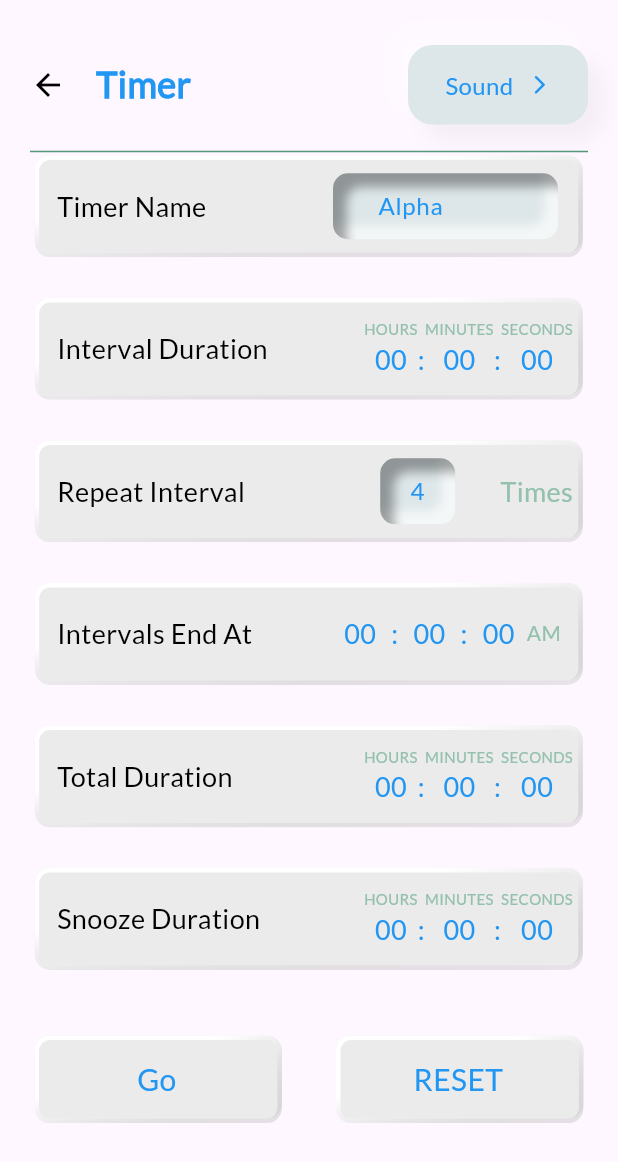
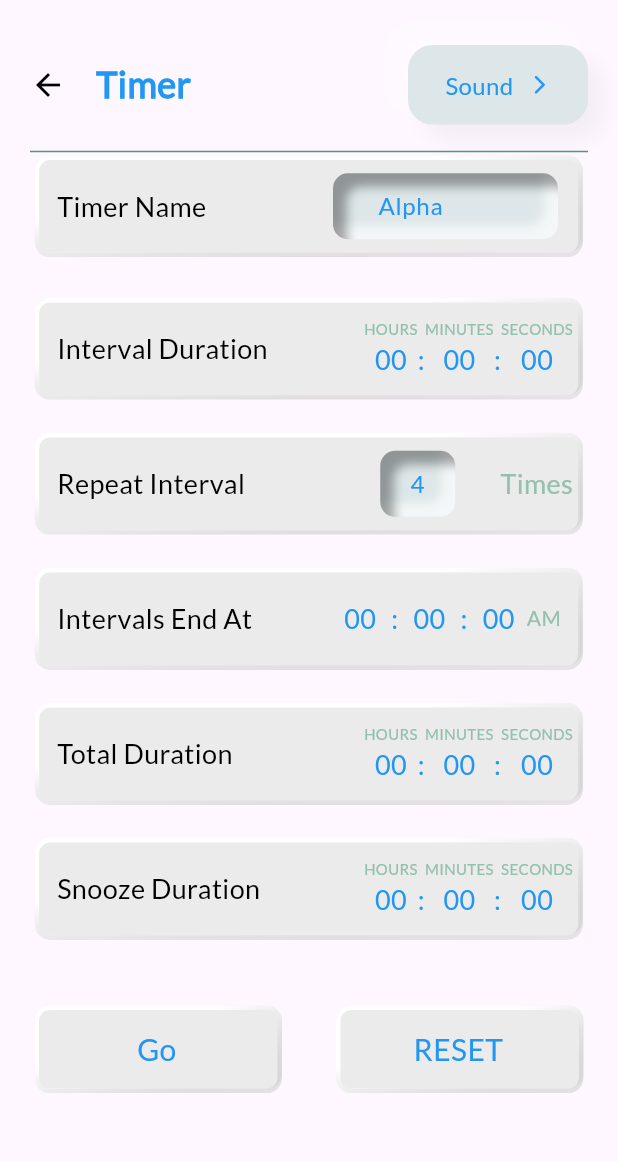
Before and after one commit to thecompletesoftech/alarmclock, a Flutter app: the AddMIVSTimer screen opened directly, on a phone screen of 412 x 824 dp. Shown: the top 1162 px of the screen. Run offline on Flutter 3.47's test engine with Material 3 defaults, Android fonts, the phone set to English and light mode, and no system bars; our stand-ins replace analog_clock, assets_audio_player, awesome_notifications, cached_network_image, carousel_slider, cloud_firestore and 19 more; missing offline and left inert: alarm; accounts and stored records are empty; key blocks and very long unbroken strings in the code were emptied for the run.

Commit message:
working on mivs design

```diff
--- a/lib/View/MIVSTimer/AddMiIVsTimer.dart
+++ b/lib/View/MIVSTimer/AddMiIVsTimer.dart
@@ -68,12 +68,12 @@ class _AddMIVSTimerState extends State<AddMIVSTimer> {
                         .split(":")[2]
                         .toString()),
               ),
-              SizedBox(height: NeumorphicTheme.isUsingDark(context) ? 25 : 20),
+              SizedBox(height: NeumorphicTheme.isUsingDark(context) ? 25 : 15),
               IntervalCard(
                 title: reperatinterval,
                 interval: 4,
               ),
-              SizedBox(height: NeumorphicTheme.isUsingDark(context) ? 25 : 20),
+              SizedBox(height: NeumorphicTheme.isUsingDark(context) ? 25 : 15),
               GestureDetector(
                 onTap: (() async {
                   var picked = await setShowpicker();
@@ -102,7 +102,7 @@ class _AddMIVSTimerState extends State<AddMIVSTimer> {
                       .toString()),
                 ),
               ),
-              SizedBox(height: NeumorphicTheme.isUsingDark(context) ? 25 : 20),
+              SizedBox(height: NeumorphicTheme.isUsingDark(context) ? 25 : 15),
               GestureDetector(
                 onTap: (() async {
                   var picked = await setShowpicker();
@@ -128,7 +128,7 @@ class _AddMIVSTimerState extends State<AddMIVSTimer> {
                           .toString()),
                 ),
               ),
-              SizedBox(height: NeumorphicTheme.isUsingDark(context) ? 25 : 20),
+              SizedBox(height: NeumorphicTheme.isUsingDark(context) ? 25 : 15),
               GestureDetector(
                 onTap: (() async {
                   var picked = await setShowpicker();
@@ -194,7 +194,7 @@ class _AddMIVSTimerState extends State<AddMIVSTimer> {
                 ],
               ),
             ],
-          ).paddingOnly(left: 15, right: 15, bottom: 25),
+          ).paddingOnly(left: 15, right: 15, bottom: 15),
         ),
       ),
     );
```
